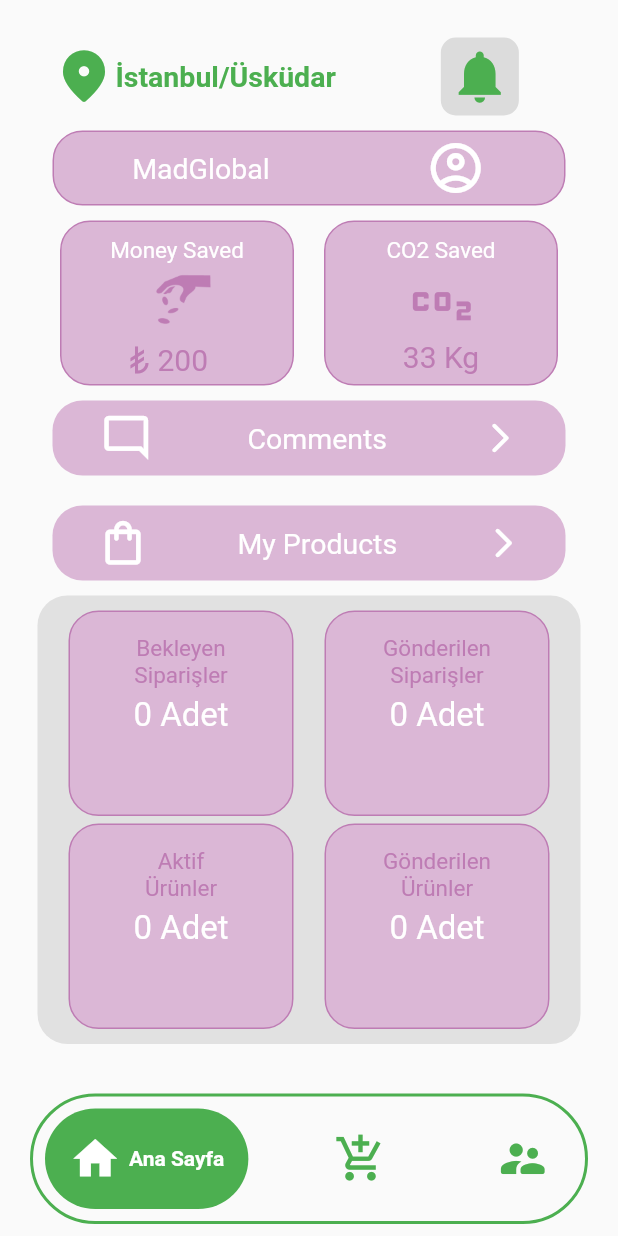
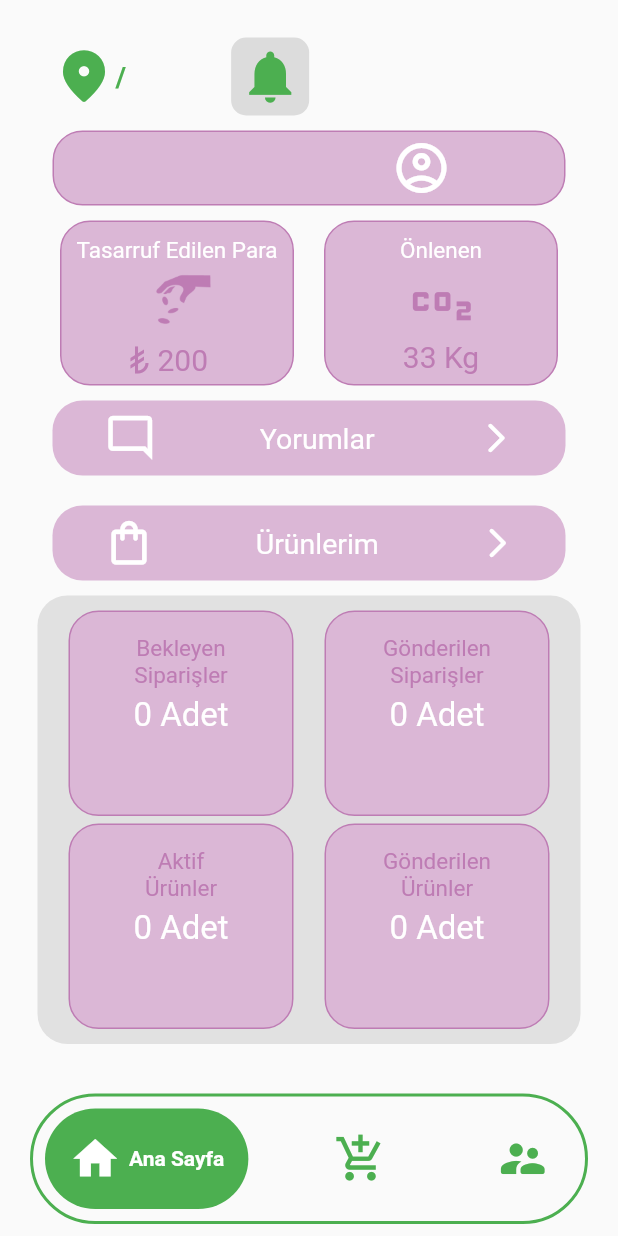
Before and after one commit to huseyinasan/biyemek, a Flutter app: the screen it shows once a user with an empty profile is signed in, on a phone screen of 412 x 824 dp. Run offline on Flutter 3.47's test engine with Material 2 defaults, Android fonts, the light colour scheme and no system bars; drawn by our look-alikes of google_nav_bar; our stand-ins replace cloud_firestore, firebase_auth, firebase_core, google_sign_in, liquid_swipe, smooth_page_indicator; accounts and stored records are empty.

Commit message:
business register done, business profile name done, city and district done

```diff
--- a/lib/main.dart
+++ b/lib/main.dart
@@ -1,6 +1,5 @@
 import 'package:biyemek/firebase_options.dart';
 import 'package:biyemek/screens/business_screens/home/business_home_page.dart';
-
 import 'package:biyemek/services/already_auth.dart';
 import 'package:firebase_core/firebase_core.dart';
 import 'package:flutter/material.dart';
--- a/lib/screens/business_screens/home/business_home_page.dart
+++ b/lib/screens/business_screens/home/business_home_page.dart
@@ -3,10 +3,10 @@
 import 'package:biyemek/screens/business_screens/home/products.dart';
 import 'package:biyemek/screens/business_screens/home/profile.dart';
 import 'package:biyemek/screens/onboarding/entrances/business_entrance.dart';
+import 'package:cloud_firestore/cloud_firestore.dart';
 import 'package:firebase_auth/firebase_auth.dart';
 import 'package:flutter/material.dart';
 import 'package:google_nav_bar/google_nav_bar.dart';
-import 'package:status_stepper/status_stepper.dart';
 import 'notifications.dart';
 
 class BusinessHomePage extends StatefulWidget {
@@ -17,6 +17,9 @@
 }
 
 class _BusinessHomePageState extends State<BusinessHomePage> {
+  String businessName = "";
+  String businessCity = "";
+  String businessDistrict = "";
   int currentStep = 0;
   final statuses = List.generate(
     2,
@@ -34,6 +37,36 @@
   void initState() {
     super.initState();
     _pageController = PageController();
+    fetchBusinessData();
+  }
+
+  Future<void> fetchBusinessData() async {
+    try {
+      User? user = FirebaseAuth.instance.currentUser;
+
+      if (user != null) {
+        String uid = user.uid;
+
+        // Fetch the business name from Firestore using the UID
+        DocumentSnapshot snapshot = await FirebaseFirestore.instance
+            .collection('business')
+            .doc(uid)
+            .get();
+
+        // Extract the business name from the document
+        String name = snapshot.get('businessName');
+        String city = snapshot.get('businessCity');
+        String district = snapshot.get('businessDistrict');
+
+        setState(() {
+          businessName = name;
+          businessCity = city;
+          businessDistrict = district;
+        });
+      }
+    } catch (e) {
+      print('Error fetching UID or business name: $e');
+    }
   }
 
   @override
@@ -95,7 +128,7 @@
                                   size: 42,
                                 ),
                                 Text(
-                                  "İstanbul/Üsküdar",
+                                  "${businessCity}/${businessDistrict}",
                                   style: TextStyle(
                                     color: Colors.green,
                                     fontSize: 19,
@@ -149,12 +182,12 @@
                                   shape: BoxShape.rectangle,
                                   color: const Color(0xFFDBB7D6),
                                 ),
-                                child:  Row(
+                                child: Row(
                                   mainAxisAlignment:
                                       MainAxisAlignment.spaceAround,
                                   children: [
                                     Text(
-                                      "MadGlobal",
+                                      "${businessName}",
                                       style: TextStyle(
                                           color: Colors.white, fontSize: 19),
                                     ),
@@ -189,7 +222,7 @@
                                 children: [
                                   const SizedBox(height: 10),
                                   const Text(
-                                    "Money Saved",
+                                    "Tasarruf Edilen Para",
                                     style: TextStyle(
                                         fontSize: 15, color: Colors.white),
                                   ),
@@ -232,11 +265,11 @@
                                   ),
                                   borderRadius: BorderRadius.circular(20),
                                   color: const Color(0xFFDBB7D6)),
-                              child:  Column(
+                              child: Column(
                                 children: [
                                   SizedBox(height: 10),
                                   Text(
-                                    "CO2 Saved",
+                                    "Önlenen",
                                     style: TextStyle(
                                         fontSize: 15, color: Colors.white),
                                   ),
@@ -280,7 +313,7 @@
                                       ),
                                     );
                                   },
-                                  child:  Row(
+                                  child: Row(
                                     mainAxisAlignment:
                                         MainAxisAlignment.spaceAround,
                                     children: [
@@ -290,7 +323,7 @@
                                         size: 35,
                                       ),
                                       Text(
-                                        "Comments",
+                                        "Yorumlar",
                                         style: TextStyle(
                                           color: Colors.white,
                                           fontSize: 19,
@@ -330,7 +363,7 @@
                                       borderRadius: BorderRadius.circular(20.0),
                                       shape: BoxShape.rectangle,
                                       color: const Color(0xFFDBB7D6)),
-                                  child:  Row(
+                                  child: Row(
                                     mainAxisAlignment:
                                         MainAxisAlignment.spaceAround,
                                     children: [
@@ -340,7 +373,7 @@
                                         color: Colors.white,
                                       ),
                                       Text(
-                                        "My Products",
+                                        "Ürünlerim",
                                         style: TextStyle(
                                           color: Colors.white,
                                           fontSize: 19,
@@ -383,7 +416,7 @@
                                           borderRadius:
                                               BorderRadius.circular(20),
                                           color: const Color(0xFFDBB7D6)),
-                                      child:  Column(
+                                      child: Column(
                                         children: [
                                           SizedBox(height: 15),
                                           Text(
@@ -425,7 +458,7 @@
                                           borderRadius:
                                               BorderRadius.circular(20),
                                           color: const Color(0xFFDBB7D6)),
-                                      child:  Column(
+                                      child: Column(
                                         children: [
                                           SizedBox(height: 15),
                                           Text(
@@ -472,7 +505,7 @@
                                           borderRadius:
                                               BorderRadius.circular(20),
                                           color: const Color(0xFFDBB7D6)),
-                                      child:  Column(
+                                      child: Column(
                                         children: [
                                           SizedBox(height: 15),
                                           Text(
@@ -514,7 +547,7 @@
                                           borderRadius:
                                               BorderRadius.circular(20),
                                           color: const Color(0xFFDBB7D6)),
-                                      child:  Column(
+                                      child: Column(
                                         children: [
                                           SizedBox(height: 15),
                                           Text(
@@ -582,12 +615,6 @@
                   }
                 },
               ),
-
-
-
-
-
-
               SingleChildScrollView(
                 child: Column(
                   children: [
@@ -612,7 +639,7 @@
                                       Icons.add_photo_alternate_outlined,
                                       color: Colors.green,
                                       size: 75,
-                                    )
+                                    ),
                                   ],
                                 ),
                               );
@@ -622,9 +649,13 @@
                           size: 150, color: Colors.green),
                     ),
                     const SizedBox(height: 10),
-                    const Text(
-                      "İşletme Adı",
-                      style: TextStyle(fontSize: 20, color: Colors.green),
+                    Text(
+                      "$businessName",
+                      style: TextStyle(
+                        fontSize: 20,
+                        color: Colors.green,
+                        fontWeight: FontWeight.bold,
+                      ),
                     ),
                     const SizedBox(height: 50),
                     GestureDetector(
@@ -696,7 +727,8 @@
                                 ],
                               ),
                             );
-                            });
+                          },
+                        );
                       },
                       child: Row(
                         children: [
@@ -769,13 +801,8 @@
                     ),
                   ],
                 ),
-
               )
-
-            ]
-
-
-         ),
+            ]),
         bottomNavigationBar: Padding(
           padding: const EdgeInsets.symmetric(horizontal: 20.0, vertical: 8.0),
           child: Container(
@@ -825,27 +852,24 @@
       ),
     );
   }
+
   List<Step> getSteps() => [
         Step(
             title: const Text('Ürün Bilgileri'),
-
             state: currentStep > 0 ? StepState.complete : StepState.indexed,
             isActive: currentStep >= 0,
             content: Column(
               children: [
-
                 TextFormField(
                   decoration: const InputDecoration(labelText: 'Ürün Adı'),
                 ),
                 TextFormField(
-              decoration:
-              const InputDecoration(labelText: 'Normal Fiyat'),
+                  decoration: const InputDecoration(labelText: 'Normal Fiyat'),
                 ),
                 TextFormField(
                   decoration:
                       const InputDecoration(labelText: 'İndirimli Fiyat'),
                 ),
-
                 TextFormField(
                   decoration:
                       const InputDecoration(labelText: 'Ürün Açıklaması'),
@@ -867,7 +891,6 @@
                 ),
               ],
             )),
-
       ];
 }
 
--- a/lib/screens/business_screens/home/comments.dart
+++ b/lib/screens/business_screens/home/comments.dart
@@ -56,8 +56,8 @@
             child: TabBarView(
               controller: _tabController,
               children: const [
-                Center(child: Text('İçerik 1')),
-                Center(child: Text('İçerik 2')),
+                Center(child: Text('Yorumlar 1 (sağa kaydır)')),
+                Center(child: Text('Yorumlar 2')),
               ],
             ),
           ),
```
Also changed, not shown: lib/screens/business_screens/authentication/business_register_page.dart (+11 -1 lines), pubspec.lock. Lines whose indentation alone changed are shown as unchanged.
